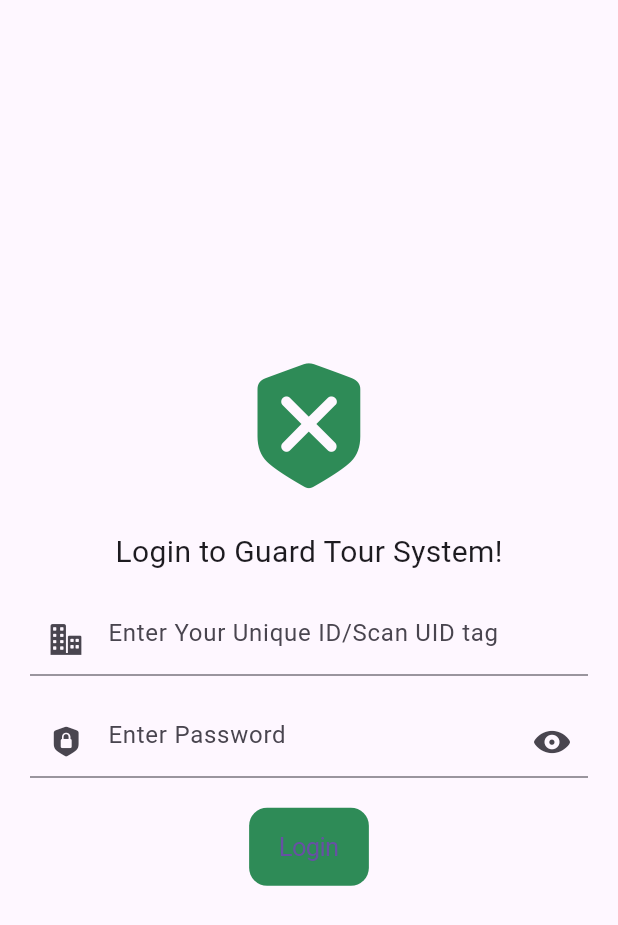
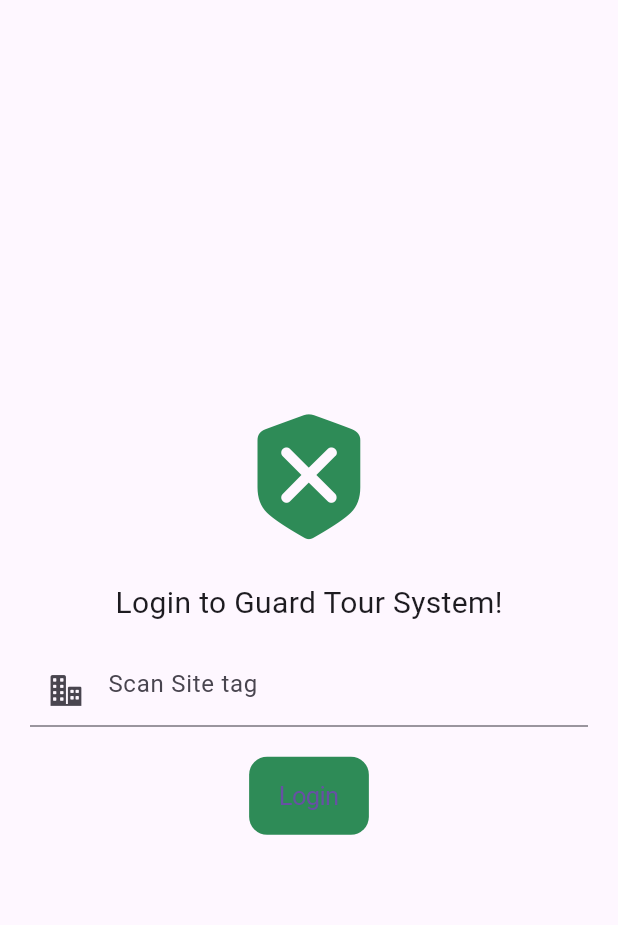
Before and after one commit to vernonthedev/guard-tour-mobileapp, a Flutter app: the screen it shows after launch, on a phone screen of 412 x 824 dp. Shown: the top 925 px of the screen. Run offline on Flutter 3.47's test engine with Material 3 defaults, Android fonts, the phone set to English and light mode, and no system bars; our stand-ins replace hive, hive_flutter, shared_preferences; accounts and stored records are empty.

Commit message:
Completed basic new site login without saving creds

```diff
--- a/lib/screens/login.dart
+++ b/lib/screens/login.dart
@@ -6,7 +6,6 @@ File Name: home.dart
 
 import 'package:flutter/material.dart';
 import 'package:guard_tour/screens/home.dart';
-import 'verify_guard.dart';
 import 'package:flutter/cupertino.dart';
 import '../functions/login_function.dart';
 
@@ -20,20 +19,16 @@ class LoginPage extends StatefulWidget {
 class _LoginPageState extends State<LoginPage> {
   bool _isLoading = false;
   late final TextEditingController _siteID;
-  late final TextEditingController _password;
-  bool _isPasswordVisible = false;
 
   @override
   void initState() {
     _siteID = TextEditingController();
-    _password = TextEditingController();
     super.initState();
   }
 
   @override
   void dispose() {
     _siteID.dispose();
-    _password.dispose();
     super.dispose();
   }
 
@@ -65,34 +60,8 @@ class _LoginPageState extends State<LoginPage> {
                 autocorrect: false,
                 keyboardType: TextInputType.number,
                 decoration: const InputDecoration(
-                  hintText: "Enter Your Unique ID/Scan UID tag",
+                  hintText: "Scan Site tag",
                   prefixIcon: Icon(CupertinoIcons.building_2_fill),
-                ),
-              ),
-            ),
-            const SizedBox(height: 20),
-            Padding(
-              padding: const EdgeInsets.symmetric(horizontal: 20),
-              child: TextField(
-                controller: _password,
-                obscureText: !_isPasswordVisible,
-                enableSuggestions: false,
-                autocorrect: false,
-                decoration: InputDecoration(
-                  hintText: "Enter Password",
-                  prefixIcon: Icon(CupertinoIcons.lock_shield_fill),
-                  suffixIcon: IconButton(
-                    icon: Icon(
-                      _isPasswordVisible
-                          ? CupertinoIcons.eye_slash_fill
-                          : CupertinoIcons.eye_fill,
-                    ),
-                    onPressed: () {
-                      setState(() {
-                        _isPasswordVisible = !_isPasswordVisible;
-                      });
-                    },
-                  ),
                 ),
               ),
             ),
@@ -100,22 +69,36 @@ class _LoginPageState extends State<LoginPage> {
             CupertinoButton(
               onPressed: () async {
                 final siteID = _siteID.text;
-                final password = _password.text;
                 setState(() {
                   _isLoading = true;
                 });
-                String? token = await loginUser(siteID, password);
+                String? message = await loginUser(siteID);
                 setState(() {
                   _isLoading = false;
                 });
-                if (token != null) {
+                if (message != null && message == "Successful Login") {
+                  ScaffoldMessenger.of(context).showSnackBar(
+                    SnackBar(
+                      content: Text("$message Welcome To Guard Tour"),
+                      backgroundColor: Colors.green,
+                      duration: const Duration(seconds: 2),
+                    ),
+                  );
+                  //route to home
                   Navigator.of(context).push(MaterialPageRoute(
                       builder: (context) => const HomePage()));
+                } else if (message != null && message == "Incorrect Site ID") {
+                  ScaffoldMessenger.of(context).showSnackBar(
+                    SnackBar(
+                      content: Text(message),
+                      backgroundColor: Colors.red,
+                      duration: const Duration(seconds: 2),
+                    ),
+                  );
                 } else {
                   ScaffoldMessenger.of(context).showSnackBar(
                     const SnackBar(
-                      content: Text(
-                          'Login Failed! Please Enter Correct Credentials'),
+                      content: Text("Time Out!"),
                       backgroundColor: Colors.red,
                       duration: Duration(seconds: 2),
                     ),
```
Also changed, not shown: lib/functions/login_function.dart (+26 -37 lines).
